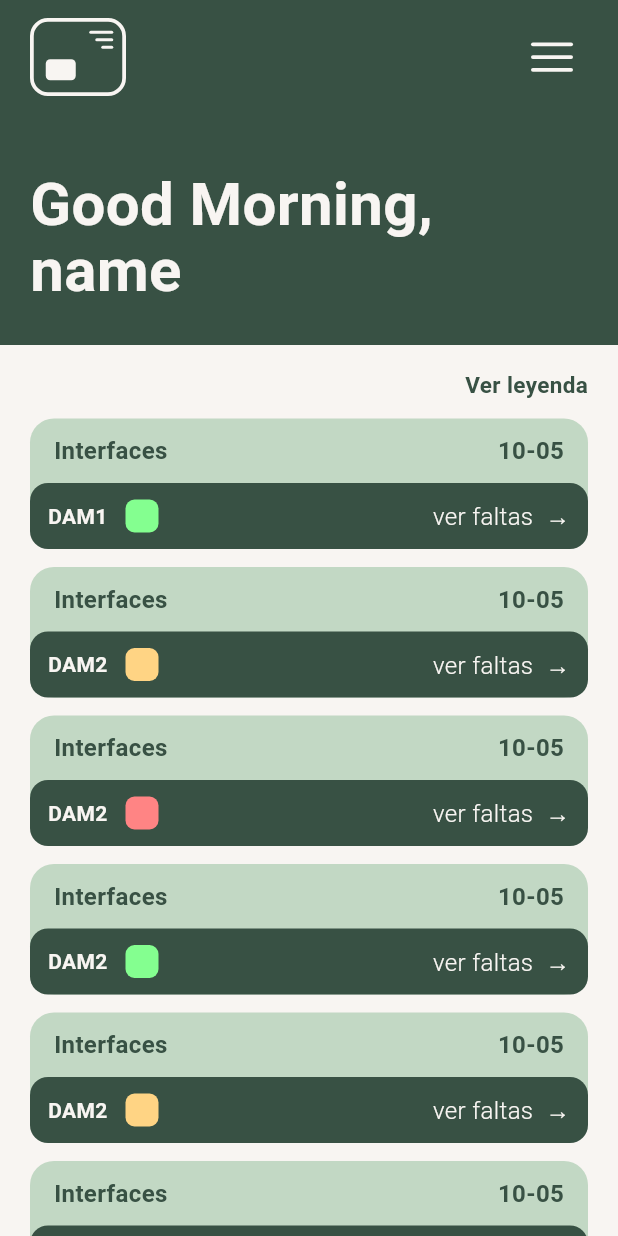
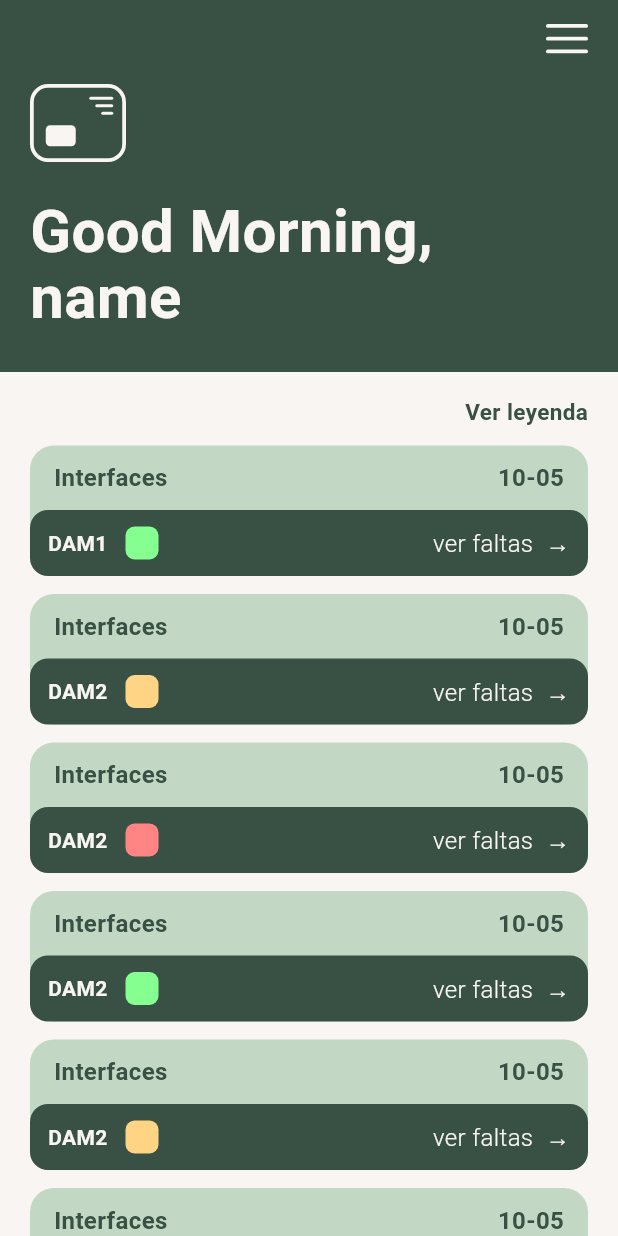
Before and after one commit to ecalderoncuevas/proyectoFinal, a Flutter app: the HomeStudentScreen screen opened by its route, on a phone screen of 412 x 824 dp. Run offline on Flutter 3.47's test engine with Material 3 defaults, Android fonts, the phone set to English and light mode, and no system bars; our stand-ins replace dio, flutter_advanced_switch, flutter_secure_storage, font_awesome_flutter, go_router, google_fonts; accounts and stored records are empty; Roboto replaces fonts that are missing (Rowdies).

Commit message:
shell route para hambuerg menu y flecha hecho

```diff
--- a/lib/core/router/app_router.dart
+++ b/lib/core/router/app_router.dart
@@ -8,6 +8,7 @@ import 'package:proyecto_final_synquid/screens/institution/select_institution_sc
 import 'package:proyecto_final_synquid/screens/password/change_password_screen.dart';
 import 'package:proyecto_final_synquid/screens/password/forgot_password_screen.dart';
 import 'package:proyecto_final_synquid/screens/home/home_student_screen.dart';
+import 'package:proyecto_final_synquid/widgets/app_shell.dart';
 
 class AppRoutes {
   static const welcome = '/';
@@ -101,10 +102,15 @@ final appRouter = GoRouter(
       builder: (context, state) => const ChangePasswordScreen(),
     ),
 
-    GoRoute(
-      path: AppRoutes.homeStudent,
-      builder: (context, state) => const HomeStudentScreen(),
+    ShellRoute(
+      builder: (context, state, child) => AppShell(child: child),
+      routes: [
+        GoRoute(
+          path: AppRoutes.homeStudent,
+          builder: (context, state) => const HomeStudentScreen(),
+        ),
+
+      ],
     ),
-
   ],
 );
--- a/lib/screens/home/home_student_screen.dart
+++ b/lib/screens/home/home_student_screen.dart
@@ -84,18 +84,12 @@ class _HeaderSection extends StatelessWidget {
       child: SafeArea(
         bottom: false,
         child: Padding(
-          padding: const EdgeInsets.fromLTRB(20, 12, 20, 28),
+          padding: const EdgeInsets.fromLTRB(20, 56, 20, 28),
           child: Column(
             crossAxisAlignment: CrossAxisAlignment.start,
             children: [
-              Row(
-                mainAxisAlignment: MainAxisAlignment.spaceBetween,
-                children: [
-                  _NfcCardButton(onTap: () {}),
-                  _HamburgerMenu(),
-                ],
-              ),
-              const SizedBox(height: 50),
+              _NfcCardButton(onTap: () {}),
+              const SizedBox(height: 24),
               Text(
                 'Good Morning,\nname',
                 style: GoogleFonts.rowdies(
@@ -126,12 +120,8 @@ class _NfcCardButton extends StatelessWidget {
         width: 64,
         height: 52,
         decoration: BoxDecoration(
-          color: Colors.transparent,
           borderRadius: BorderRadius.circular(12),
-          border: Border.all(
-            color: AppColors.homeLightBg,
-            width: 2.5,
-          ),
+          border: Border.all(color: AppColors.homeLightBg, width: 2.5),
         ),
         child: Stack(
           children: [
@@ -152,11 +142,11 @@ class _NfcCardButton extends StatelessWidget {
               right: 6,
               child: Column(
                 crossAxisAlignment: CrossAxisAlignment.end,
-                children: [
+                children: const [
                   _CardLine(width: 16),
-                  const SizedBox(height: 3),
+                  SizedBox(height: 3),
                   _CardLine(width: 12),
-                  const SizedBox(height: 3),
+                  SizedBox(height: 3),
                   _CardLine(width: 8),
                 ],
               ),
@@ -180,66 +170,6 @@ class _CardLine extends StatelessWidget {
       decoration: BoxDecoration(
         color: AppColors.homeLightBg,
         borderRadius: BorderRadius.circular(1),
-      ),
-    );
-  }
-}
-
-class _HamburgerMenu extends StatelessWidget {
-  @override
-  Widget build(BuildContext context) {
-    return PopupMenuButton<String>(
-      icon: Column(
-        mainAxisSize: MainAxisSize.min,
-        crossAxisAlignment: CrossAxisAlignment.end,
-        children: const [
-          _MenuLine(width: 28),
-          SizedBox(height: 6),
-          _MenuLine(width: 28),
-          SizedBox(height: 6),
-          _MenuLine(width: 28),
-        ],
-      ),
-      color: AppColors.homeDarkGreen,
-      shape: RoundedRectangleBorder(
-        borderRadius: BorderRadius.circular(16),
-      ),
-      offset: const Offset(0, 48),
-      itemBuilder: (context) => [
-        _buildMenuItem('Perfil'),
-        _buildMenuItem('Configuración'),
-        _buildMenuItem('Cerrar sesión'),
-      ],
-    );
-  }
-
-  PopupMenuItem<String> _buildMenuItem(String label) {
-    return PopupMenuItem<String>(
-      value: label,
-      child: Text(
-        label,
-        style: GoogleFonts.rowdies(
-          fontSize: 16,
-          fontWeight: FontWeight.w300,
-          color: AppColors.homeLightBg,
-        ),
-      ),
-    );
-  }
-}
-
-class _MenuLine extends StatelessWidget {
-  final double width;
-  const _MenuLine({required this.width});
-
-  @override
-  Widget build(BuildContext context) {
-    return Container(
-      width: width,
-      height: 2.5,
-      decoration: BoxDecoration(
-        color: AppColors.homeLightBg,
-        borderRadius: BorderRadius.circular(2),
       ),
     );
   }
--- /dev/null
+++ b/lib/widgets/app_shell.dart
@@ -0,0 +1,286 @@
+import 'dart:ui';
+import 'package:flutter/material.dart';
+import 'package:go_router/go_router.dart';
+import 'package:google_fonts/google_fonts.dart';
+import 'package:proyecto_final_synquid/core/router/app_router.dart';
+import 'package:proyecto_final_synquid/core/theme/app_theme.dart';
+
+class AppShell extends StatefulWidget {
+  final Widget child;
+
+  const AppShell({super.key, required this.child});
+
+  @override
+  State<AppShell> createState() => _AppShellState();
+}
+
+class _AppShellState extends State<AppShell>
+    with SingleTickerProviderStateMixin {
+  late final AnimationController _drawerController;
+  late final Animation<Offset> _slideAnimation;
+  late final Animation<double> _fadeAnimation;
+
+  @override
+  void initState() {
+    super.initState();
+    _drawerController = AnimationController(
+      vsync: this,
+      duration: const Duration(milliseconds: 300),
+    );
+    _slideAnimation = Tween<Offset>(
+      begin: const Offset(1, 0),
+      end: Offset.zero,
+    ).animate(CurvedAnimation(
+      parent: _drawerController,
+      curve: Curves.easeOutCubic,
+    ));
+    _fadeAnimation = Tween<double>(
+      begin: 0,
+      end: 1,
+    ).animate(CurvedAnimation(
+      parent: _drawerController,
+      curve: Curves.easeOut,
+    ));
+  }
+
+  @override
+  void dispose() {
+    _drawerController.dispose();
+    super.dispose();
+  }
+
+  void _openDrawer() => _drawerController.forward();
+  void _closeDrawer() => _drawerController.reverse();
+
+  @override
+  Widget build(BuildContext context) {
+
+    final location = GoRouterState.of(context).uri.toString();
+    final isHome = location == AppRoutes.homeStudent;
+
+    return Scaffold(
+      body: Stack(
+        children: [
+
+          widget.child,
+
+
+          Positioned(
+            top: MediaQuery.of(context).padding.top + 8,
+            left: 12,
+            right: 12,
+            child: Row(
+              mainAxisAlignment: MainAxisAlignment.spaceBetween,
+              children: [
+
+                if (!isHome)
+                  GestureDetector(
+                    onTap: () => context.pop(),
+                    behavior: HitTestBehavior.opaque,
+                    child: Padding(
+                      padding: const EdgeInsets.all(8),
+                      child: Icon(
+                        Icons.arrow_back_ios_new_rounded,
+                        color: _iconColor(location),
+                        size: 22,
+                      ),
+                    ),
+                  )
+                else
+                  const SizedBox(width: 38),
+
+
+                GestureDetector(
+                  onTap: _openDrawer,
+                  behavior: HitTestBehavior.opaque,
+                  child: Padding(
+                    padding: const EdgeInsets.all(8),
+                    child: Column(
+                      mainAxisSize: MainAxisSize.min,
+                      crossAxisAlignment: CrossAxisAlignment.end,
+                      children: [
+                        _MenuLine(color: _iconColor(location)),
+                        const SizedBox(height: 6),
+                        _MenuLine(color: _iconColor(location)),
+                        const SizedBox(height: 6),
+                        _MenuLine(color: _iconColor(location)),
+                      ],
+                    ),
+                  ),
+                ),
+              ],
+            ),
+          ),
+
+          AnimatedBuilder(
+            animation: _drawerController,
+            builder: (context, _) {
+              if (_drawerController.isDismissed) {
+                return const SizedBox.shrink();
+              }
+              return Stack(
+                children: [
+                  GestureDetector(
+                    onTap: _closeDrawer,
+                    child: BackdropFilter(
+                      filter: ImageFilter.blur(
+                        sigmaX: 6 * _fadeAnimation.value,
+                        sigmaY: 6 * _fadeAnimation.value,
+                      ),
+                      child: Container(
+                        color: Colors.black
+                            .withOpacity(0.3 * _fadeAnimation.value),
+                      ),
+                    ),
+                  ),
+                  Align(
+                    alignment: Alignment.centerRight,
+                    child: SlideTransition(
+                      position: _slideAnimation,
+                      child: _DrawerContent(
+                        onClose: _closeDrawer,
+                        onNavigate: (route) {
+                          _closeDrawer();
+                          context.go(route);
+                        },
+                      ),
+                    ),
+                  ),
+                ],
+              );
+            },
+          ),
+        ],
+      ),
+    );
+  }
+
+
+  Color _iconColor(String location) {
+    if (location == AppRoutes.homeStudent) {
+      return AppColors.homeLightBg;
+    }
+    return AppColors.homeDarkGreen;
+  }
+}
+
+class _MenuLine extends StatelessWidget {
+  final Color color;
+  const _MenuLine({required this.color});
+
+  @override
+  Widget build(BuildContext context) {
+    return Container(
+      width: 28,
+      height: 2.5,
+      decoration: BoxDecoration(
+        color: color,
+        borderRadius: BorderRadius.circular(2),
+      ),
+    );
+  }
+}
+
+class _DrawerContent extends StatelessWidget {
+  final VoidCallback onClose;
+  final void Function(String route) onNavigate;
+
+  const _DrawerContent({
+    required this.onClose,
+    required this.onNavigate,
+  });
+
+  @override
+  Widget build(BuildContext context) {
+    return Container(
+      width: MediaQuery.of(context).size.width * 0.65,
+      height: double.infinity,
+      decoration: const BoxDecoration(
+        color: AppColors.homeDarkGreen,
+        borderRadius: BorderRadius.only(
+          topLeft: Radius.circular(24),
+          bottomLeft: Radius.circular(24),
+        ),
+      ),
+      child: SafeArea(
+        child: Padding(
+          padding: const EdgeInsets.symmetric(horizontal: 24, vertical: 16),
+          child: Column(
+            crossAxisAlignment: CrossAxisAlignment.start,
+            children: [
+              Align(
+                alignment: Alignment.centerRight,
+                child: GestureDetector(
+                  onTap: onClose,
+                  child: const Icon(
+                    Icons.close,
+                    color: AppColors.homeLightBg,
+                    size: 28,
+                  ),
+                ),
+              ),
+              const SizedBox(height: 8),
+              Center(
+                child: Text(
+                  'SynQuid',
+                  style: GoogleFonts.rowdies(
+                    fontSize: 28,
+                    fontWeight: FontWeight.w700,
+                    color: AppColors.homeLightBg,
+                  ),
+                ),
+              ),
+              const SizedBox(height: 48),
+              _DrawerItem(
+                label: 'Perfil',
+                onTap: () => onNavigate(AppRoutes.homeStudent),
+
+              ),
+              const SizedBox(height: 24),
+              _DrawerItem(
+                label: 'Faltas',
+                onTap: () => onNavigate(AppRoutes.homeStudent),
+
+              ),
+              const SizedBox(height: 24),
+              _DrawerItem(
+                label: 'Calendario',
+                onTap: () => onNavigate(AppRoutes.homeStudent),
+
+              ),
+              const SizedBox(height: 24),
+              _DrawerItem(
+                label: 'Ajustes',
+                onTap: () => onNavigate(AppRoutes.homeStudent),
+
+              ),
+            ],
+          ),
+        ),
+      ),
+    );
+  }
+}
+
+class _DrawerItem extends StatelessWidget {
+  final String label;
+  final VoidCallback onTap;
+
+  const _DrawerItem({required this.label, required this.onTap});
+
+  @override
+  Widget build(BuildContext context) {
+    return GestureDetector(
+      onTap: onTap,
+      behavior: HitTestBehavior.opaque,
+      child: Text(
+        label,
+        style: GoogleFonts.rowdies(
+          fontSize: 18,
+          fontWeight: FontWeight.w700,
+          color: AppColors.homeLightBg,
+        ),
+      ),
+    );
+  }
+}
```
